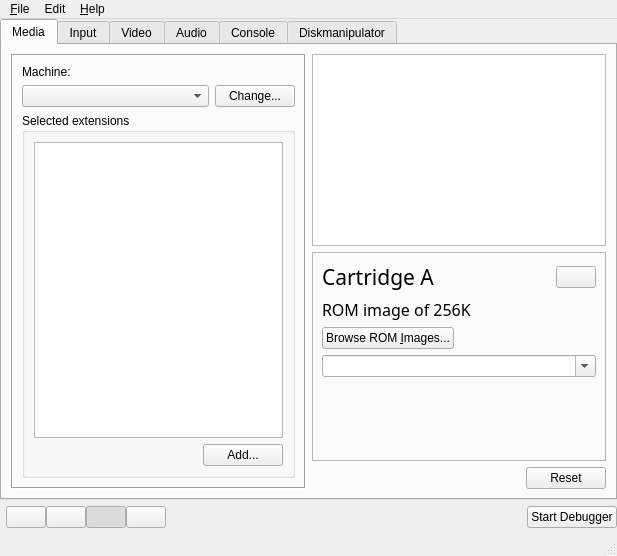
Above: main.ui from openMSX/catapult before the change. Below: the same form after it.
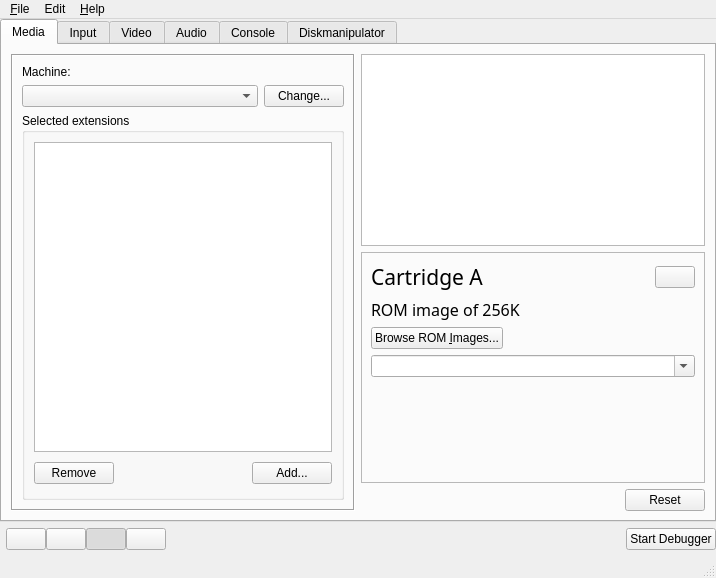
That is the form after the change. The open tabs and pages were chosen to show the change. Icons and pictures are not drawn.

Commit message: Made extensions work

Patch:
```diff
--- a/main.ui
+++ b/main.ui
@@ -5,8 +5,8 @@
    <rect>
     <x>0</x>
     <y>0</y>
-    <width>617</width>
-    <height>556</height>
+    <width>716</width>
+    <height>578</height>
    </rect>
   </property>
   <property name="windowTitle" >
@@ -42,9 +42,7 @@
         <item>
          <widget class="QFrame" name="hardwareFrame" >
           <property name="sizePolicy" >
-           <sizepolicy>
-            <hsizetype>7</hsizetype>
-            <vsizetype>7</vsizetype>
+           <sizepolicy vsizetype="Expanding" hsizetype="Expanding" >
             <horstretch>0</horstretch>
             <verstretch>0</verstretch>
            </sizepolicy>
@@ -80,9 +78,7 @@
              <item>
               <widget class="QComboBox" name="machineBox" >
                <property name="sizePolicy" >
-                <sizepolicy>
-                 <hsizetype>7</hsizetype>
-                 <vsizetype>0</vsizetype>
+                <sizepolicy vsizetype="Fixed" hsizetype="Expanding" >
                  <horstretch>0</horstretch>
                  <verstretch>0</verstretch>
                 </sizepolicy>
@@ -104,9 +100,7 @@
            <item>
             <widget class="QGroupBox" name="groupBox" >
              <property name="sizePolicy" >
-              <sizepolicy>
-               <hsizetype>7</hsizetype>
-               <vsizetype>7</vsizetype>
+              <sizepolicy vsizetype="Expanding" hsizetype="Expanding" >
                <horstretch>0</horstretch>
                <verstretch>0</verstretch>
               </sizepolicy>
@@ -117,53 +111,42 @@
              <property name="flat" >
               <bool>false</bool>
              </property>
-             <layout class="QVBoxLayout" >
-              <property name="margin" >
-               <number>9</number>
-              </property>
-              <property name="spacing" >
-               <number>6</number>
-              </property>
-              <item>
-               <layout class="QVBoxLayout" >
-                <property name="margin" >
-                 <number>0</number>
+             <layout class="QGridLayout" >
+              <item row="0" column="0" >
+               <widget class="QListWidget" name="extensionList" >
+                <property name="sortingEnabled" >
+                 <bool>true</bool>
                 </property>
-                <property name="spacing" >
-                 <number>6</number>
-                </property>
+               </widget>
+              </item>
+              <item row="1" column="0" >
+               <layout class="QHBoxLayout" >
                 <item>
-                 <widget class="QListWidget" name="extensionList" />
+                 <widget class="QPushButton" name="removeExtensionsButton" >
+                  <property name="text" >
+                   <string>Remove</string>
+                  </property>
+                 </widget>
                 </item>
                 <item>
-                 <layout class="QHBoxLayout" >
-                  <property name="margin" >
-                   <number>0</number>
+                 <spacer>
+                  <property name="orientation" >
+                   <enum>Qt::Horizontal</enum>
                   </property>
-                  <property name="spacing" >
-                   <number>6</number>
+                  <property name="sizeHint" >
+                   <size>
+                    <width>61</width>
+                    <height>30</height>
+                   </size>
                   </property>
-                  <item>
-                   <spacer>
-                    <property name="orientation" >
-                     <enum>Qt::Horizontal</enum>
-                    </property>
-                    <property name="sizeHint" >
-                     <size>
-                      <width>40</width>
-                      <height>20</height>
-                     </size>
-                    </property>
-                   </spacer>
-                  </item>
-                  <item>
-                   <widget class="QPushButton" name="extensionButton" >
-                    <property name="text" >
-                     <string>Add...</string>
-                    </property>
-                   </widget>
-                  </item>
-                 </layout>
+                 </spacer>
+                </item>
+                <item>
+                 <widget class="QPushButton" name="extensionButton" >
+                  <property name="text" >
+                   <string>Add...</string>
+                  </property>
+                 </widget>
                 </item>
                </layout>
               </item>
@@ -183,18 +166,13 @@
           </property>
           <item>
            <layout class="QVBoxLayout" >
-            <property name="margin" >
-             <number>0</number>
-            </property>
             <property name="spacing" >
              <number>0</number>
             </property>
             <item>
              <widget class="QListView" name="mediaList" >
               <property name="sizePolicy" >
-               <sizepolicy>
-                <hsizetype>5</hsizetype>
-                <vsizetype>5</vsizetype>
+               <sizepolicy vsizetype="Preferred" hsizetype="Preferred" >
                 <horstretch>0</horstretch>
                 <verstretch>0</verstretch>
                </sizepolicy>
@@ -390,12 +368,21 @@
             </widget>
             <widget class="QWidget" name="cartPage" >
              <layout class="QVBoxLayout" >
-              <property name="margin" >
-               <number>9</number>
-              </property>
               <property name="spacing" >
                <number>6</number>
               </property>
+              <property name="leftMargin" >
+               <number>9</number>
+              </property>
+              <property name="topMargin" >
+               <number>9</number>
+              </property>
+              <property name="rightMargin" >
+               <number>9</number>
+              </property>
+              <property name="bottomMargin" >
+               <number>9</number>
+              </property>
               <item>
                <layout class="QHBoxLayout" >
                 <property name="margin" >
@@ -404,6 +391,18 @@
                 <property name="spacing" >
                  <number>6</number>
                 </property>
+                <property name="leftMargin" >
+                 <number>0</number>
+                </property>
+                <property name="topMargin" >
+                 <number>0</number>
+                </property>
+                <property name="rightMargin" >
+                 <number>0</number>
+                </property>
+                <property name="bottomMargin" >
+                 <number>0</number>
+                </property>
                 <item>
                  <widget class="QLabel" name="cartLabel" >
                   <property name="font" >
@@ -425,9 +424,7 @@
                 <item>
                  <widget class="QPushButton" name="cartEjectButton" >
                   <property name="sizePolicy" >
-                   <sizepolicy>
-                    <hsizetype>0</hsizetype>
-                    <vsizetype>0</vsizetype>
+                   <sizepolicy vsizetype="Fixed" hsizetype="Fixed" >
                     <horstretch>0</horstretch>
                     <verstretch>0</verstretch>
                    </sizepolicy>
@@ -459,9 +456,6 @@
               </item>
               <item>
                <layout class="QHBoxLayout" >
-                <property name="margin" >
-                 <number>0</number>
-                </property>
                 <property name="spacing" >
                  <number>6</number>
                 </property>
@@ -490,9 +484,7 @@
               <item>
                <widget class="QComboBox" name="cartHistoryBox" >
                 <property name="sizePolicy" >
-                 <sizepolicy>
-                  <hsizetype>1</hsizetype>
-                  <vsizetype>1</vsizetype>
+                 <sizepolicy vsizetype="Minimum" hsizetype="Minimum" >
                   <horstretch>0</horstretch>
                   <verstretch>0</verstretch>
                  </sizepolicy>
@@ -1558,20 +1550,26 @@
     </item>
     <item>
      <layout class="QHBoxLayout" >
-      <property name="margin" >
-       <number>0</number>
-      </property>
       <property name="spacing" >
        <number>6</number>
       </property>
       <item>
        <layout class="QHBoxLayout" >
-        <property name="margin" >
-         <number>6</number>
-        </property>
         <property name="spacing" >
          <number>0</number>
         </property>
+        <property name="leftMargin" >
+         <number>6</number>
+        </property>
+        <property name="topMargin" >
+         <number>6</number>
+        </property>
+        <property name="rightMargin" >
+         <number>6</number>
+        </property>
+        <property name="bottomMargin" >
+         <number>6</number>
+        </property>
         <item>
          <widget class="QPushButton" name="playButton" >
           <property name="toolTip" >
@@ -1658,7 +1656,7 @@
     <rect>
      <x>0</x>
      <y>0</y>
-     <width>617</width>
+     <width>716</width>
      <height>28</height>
     </rect>
    </property>
```
Left out of the diff: 619 changed lines with no effect on the pictures. The commit also changes 4 other files.
